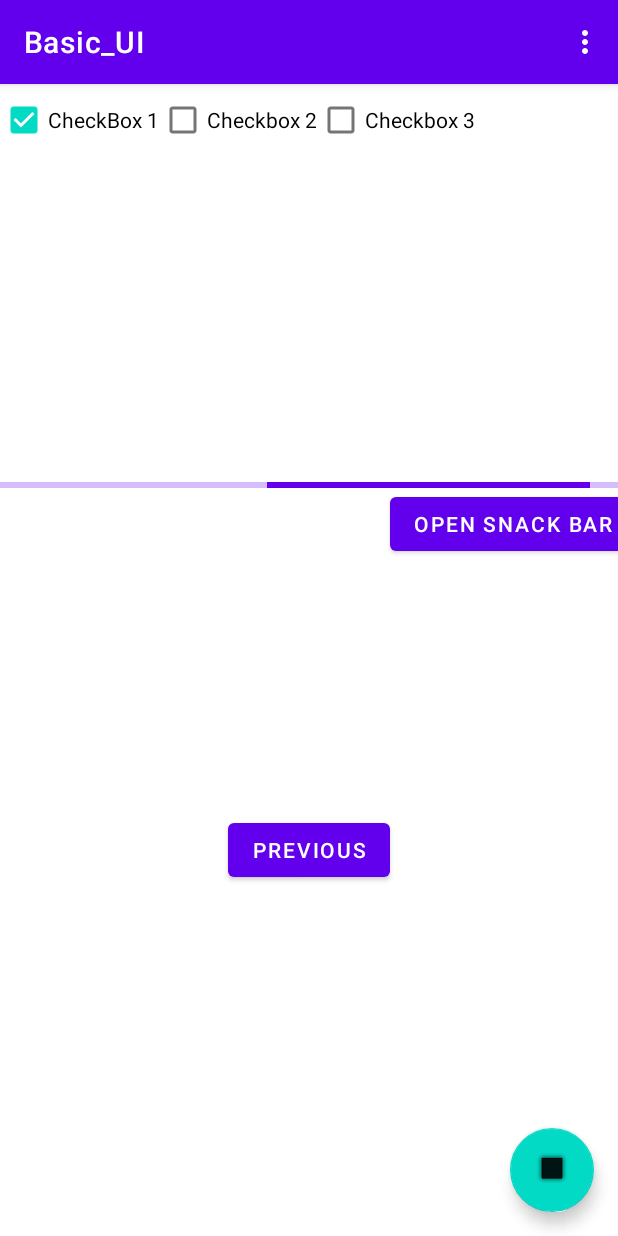
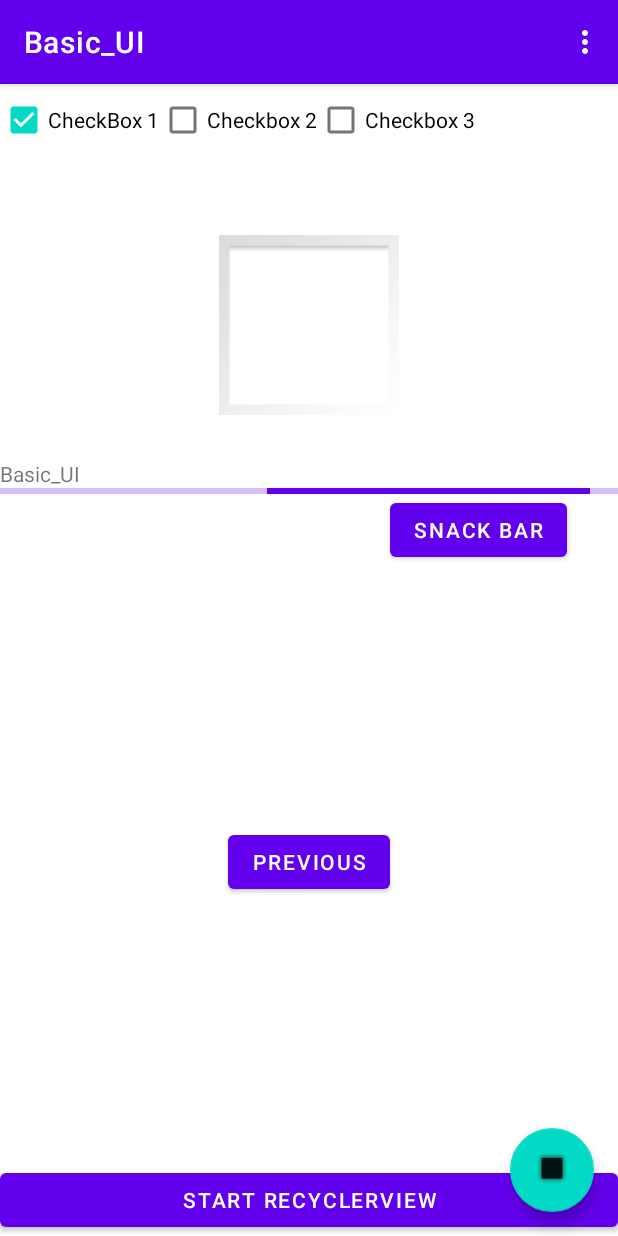
Before and after one commit to Bunsarak13/Basic_UI, an Android app: the SecondFragment screen opened through its navigation route, on a phone screen of 412 x 824 dp. Run offline under Robolectric (Android 15) with nearby library versions, the phone set to English and light mode, and no system bars; libraries missing offline, so code that uses them is left out: splitties.toast.longToast, splitties.toast.toast.

Commit message:
Add RecycleView

```diff
--- a/app/src/main/AndroidManifest.xml
+++ b/app/src/main/AndroidManifest.xml
@@ -9,6 +9,7 @@
         android:roundIcon="@mipmap/ic_launcher_round"
         android:supportsRtl="true"
         android:theme="@style/Theme.Basic_UI">
+        <activity android:name=".EmptyActivity"></activity>
         <activity
             android:name=".MainActivity"
             android:label="@string/app_name"
--- /dev/null
+++ b/app/src/main/java/com/student/basic_ui/AndVersion.kt
@@ -0,0 +1,3 @@
+package com.student.basic_ui
+
+data class AndVersion(var name: String)
--- a/app/src/main/java/com/student/basic_ui/SecondFragment.kt
+++ b/app/src/main/java/com/student/basic_ui/SecondFragment.kt
@@ -1,5 +1,6 @@
 package com.student.basic_ui
 
+import android.content.Intent
 import android.os.Bundle
 import android.util.Log
 import androidx.fragment.app.Fragment
@@ -17,6 +18,8 @@ class SecondFragment : Fragment() {
 
     private var _binding: FragmentSecondBinding? = null
     private val binding get() = _binding!!
+
+    val EXTRA_MESSAGE = "com.example.myfirstapp.MESSAGE"
 
     override fun onCreateView(
             inflater: LayoutInflater,
@@ -49,6 +52,18 @@ class SecondFragment : Fragment() {
                     toast(R.string.text_island)
             }.show()
         }
+
+        binding.btnEmptyActivity.setOnClickListener { sendMessage(view) }
+    }
+
+    /** Called when the user taps the Send button */
+    fun sendMessage(view: View) {
+        Log.i(FirstFragment::class.simpleName, "SendMessage")
+        val message = "Heyyy"
+        val intent = Intent(getActivity(), EmptyActivity::class.java).apply {
+            putExtra(EXTRA_MESSAGE, message)
+        }
+        startActivity(intent)
     }
 
     /*private fun showAlertDialog() {
--- /dev/null
+++ b/app/src/main/res/layout/activity_empty.xml
@@ -0,0 +1,6 @@
+<?xml version="1.0" encoding="utf-8"?>
+<androidx.recyclerview.widget.RecyclerView
+    xmlns:android="http://schemas.android.com/apk/res/android"
+    android:id="@+id/andVersionRecyclerView"
+    android:layout_width="match_parent"
+    android:layout_height="match_parent" />
--- a/app/src/main/res/layout/fragment_first.xml
+++ b/app/src/main/res/layout/fragment_first.xml
@@ -25,4 +25,5 @@
         app:layout_constraintEnd_toEndOf="parent"
         app:layout_constraintStart_toStartOf="parent"
         app:layout_constraintTop_toBottomOf="@id/mainText" />
+
 </androidx.constraintlayout.widget.ConstraintLayout>
--- a/app/src/main/res/layout/fragment_second.xml
+++ b/app/src/main/res/layout/fragment_second.xml
@@ -33,10 +33,9 @@
         android:id="@+id/textview_second"
         android:layout_width="wrap_content"
         android:layout_height="wrap_content"
-        app:layout_constraintBottom_toTopOf="@id/buttonSecond"
-        app:layout_constraintEnd_toEndOf="parent"
-        app:layout_constraintStart_toStartOf="parent"
-        app:layout_constraintTop_toTopOf="parent" />
+        android:text="@string/app_name"
+        app:layout_constraintBottom_toTopOf="@id/progessbar"
+        app:layout_constraintStart_toStartOf="parent" />
 
     <Button
         android:id="@+id/buttonSecond"
@@ -58,11 +57,19 @@
         app:layout_constraintTop_toBottomOf="@id/progessbar"
         />
 
+    <Button
+        android:id="@+id/btnEmptyActivity"
+        android:layout_width="match_parent"
+        android:layout_height="wrap_content"
+        app:layout_constraintBottom_toBottomOf="parent"
+        app:layout_constraintEnd_toEndOf="parent"
+        app:layout_constraintStart_toStartOf="parent"
+        android:text="Start RecyclerView"/>
+
     <com.google.android.material.floatingactionbutton.FloatingActionButton
         android:id="@+id/fab"
         android:layout_width="wrap_content"
         android:layout_height="wrap_content"
-        android:layout_gravity="bottom|right"
         android:layout_margin="16dp"
         app:srcCompat="@android:drawable/alert_dark_frame"
         app:layout_constraintBottom_toBottomOf="parent"
@@ -75,4 +82,15 @@
         app:layout_constraintBottom_toBottomOf="@id/buttonSecond"
         app:layout_constraintTop_toTopOf="parent"
         android:indeterminate="true"/>
+
+    <ImageView
+        android:id="@+id/imageView"
+        android:layout_width="match_parent"
+        android:layout_height="120dp"
+        app:layout_constraintBottom_toBottomOf="@+id/progessbar"
+        app:layout_constraintEnd_toEndOf="parent"
+        app:layout_constraintHorizontal_bias="0.0"
+        app:layout_constraintStart_toStartOf="parent"
+        app:layout_constraintTop_toBottomOf="@+id/check3"
+        app:srcCompat="@android:drawable/gallery_thumb" />
 </androidx.constraintlayout.widget.ConstraintLayout>
--- a/app/src/main/res/values/colors.xml
+++ b/app/src/main/res/values/colors.xml
@@ -7,4 +7,5 @@
     <color name="teal_700">#FF018786</color>
     <color name="black">#FF000000</color>
     <color name="white">#FFFFFFFF</color>
+    <color name="colorPrimaryDark">#423C3C</color>
 </resources>
--- a/app/src/main/res/values/dimens.xml
+++ b/app/src/main/res/values/dimens.xml
@@ -1,3 +1,4 @@
 <resources>
     <dimen name="fab_margin">16dp</dimen>
+    <dimen name="common_size">50dp</dimen>
 </resources>
--- a/app/src/main/res/values/strings.xml
+++ b/app/src/main/res/values/strings.xml
@@ -17,6 +17,8 @@
     <string name="checkbox1">CheckBox 1</string>
     <string name="label_2">Checkbox 2</string>
     <string name="label_3">Checkbox 3</string>
-    <string name="open_snack_bar">Open Snack Bar</string>
+    <string name="open_snack_bar">Snack Bar</string>
     <string name="text_label">YOUHOUUUU</string>
+    <string name="pref_sound">key</string>
+    <string name="label_sound">titre</string>
 </resources>
```
Also changed, not shown: app/build.gradle (+8 -0 lines), app/src/main/java/com/student/basic_ui/AndVersionAdapter.kt (added, +39 -0 lines), app/src/main/java/com/student/basic_ui/EmptyActivity.kt (added, +23 -0 lines), app/src/main/java/com/student/basic_ui/FirstFragment.kt (+3 -4 lines), app/src/main/java/com/student/basic_ui/SettingsFragment.kt (added, +12 -0 lines), app/src/main/res/layout/item_and_version.xml (added, +17 -0 lines), app/src/main/res/xml/fragment_settings.xml (added, +7 -0 lines), 1 other file.
